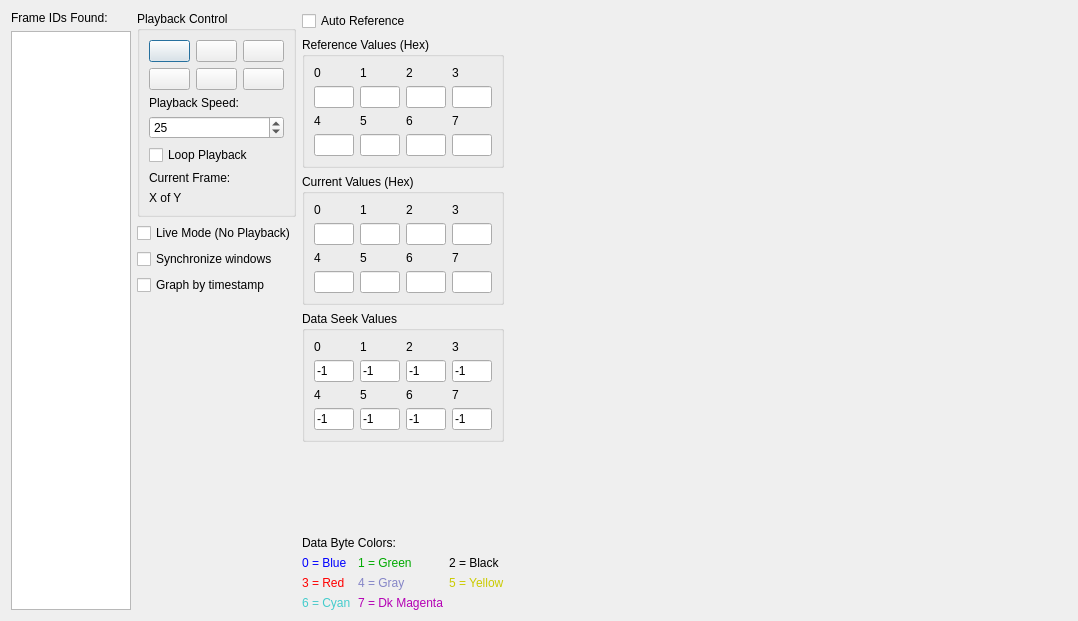
Before: the Qt Designer form ui/flowviewwindow.ui in collin80/SavvyCAN, drawn with Qt 5.
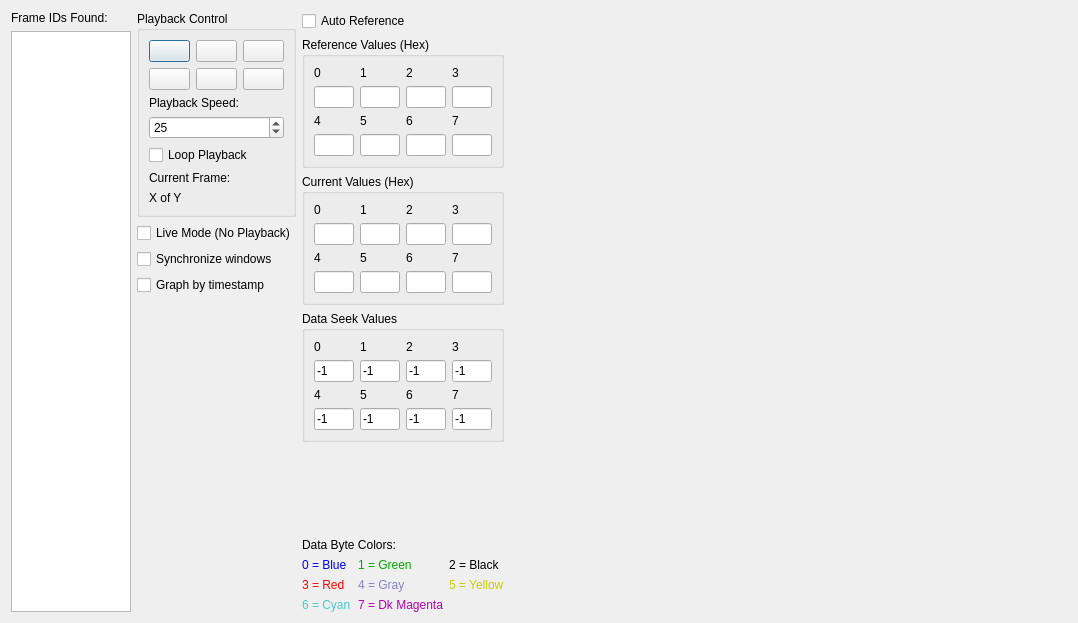
After: the same form once the commit is applied. Icons and pictures are not drawn. Custom widgets are drawn as their Qt base class.

Commit message: Add openGL mode to flowview, add histogram graphing to frame info window (also openGL accelerated if you choose)

Patch:
```diff
--- a/ui/flowviewwindow.ui
+++ b/ui/flowviewwindow.ui
@@ -7,7 +7,7 @@
     <x>0</x>
     <y>0</y>
     <width>1078</width>
-    <height>621</height>
+    <height>623</height>
    </rect>
   </property>
   <property name="windowTitle">
```
Left out of the diff: 14 changed lines with no effect on the pictures. The commit also changes 6 other files.
